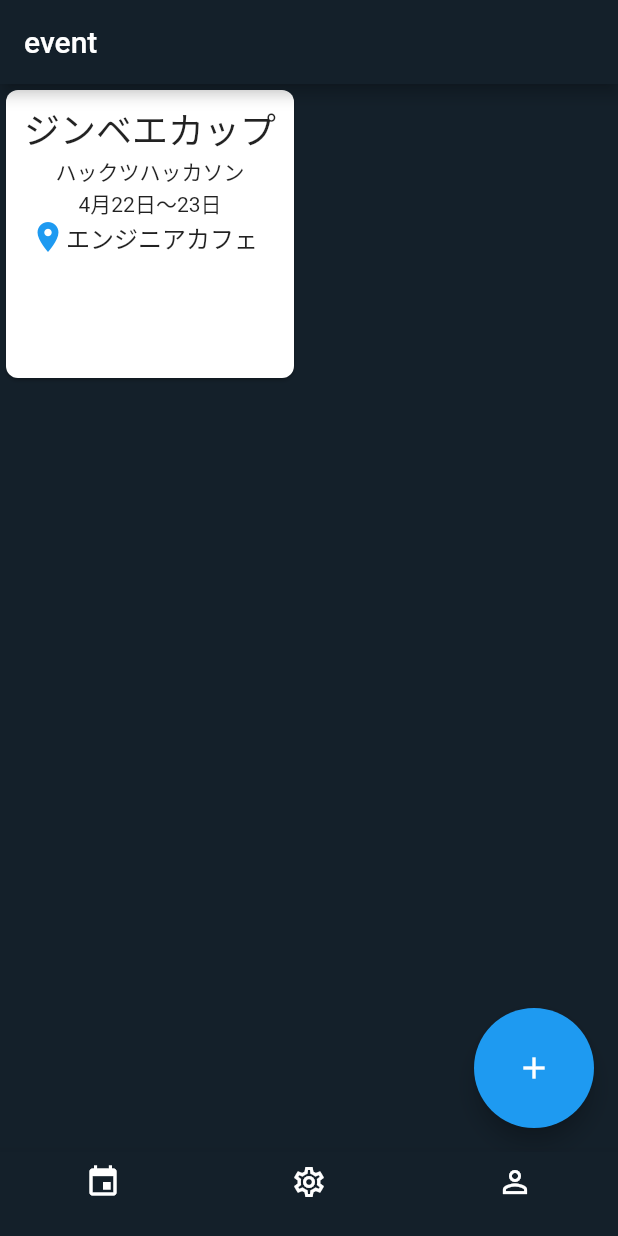
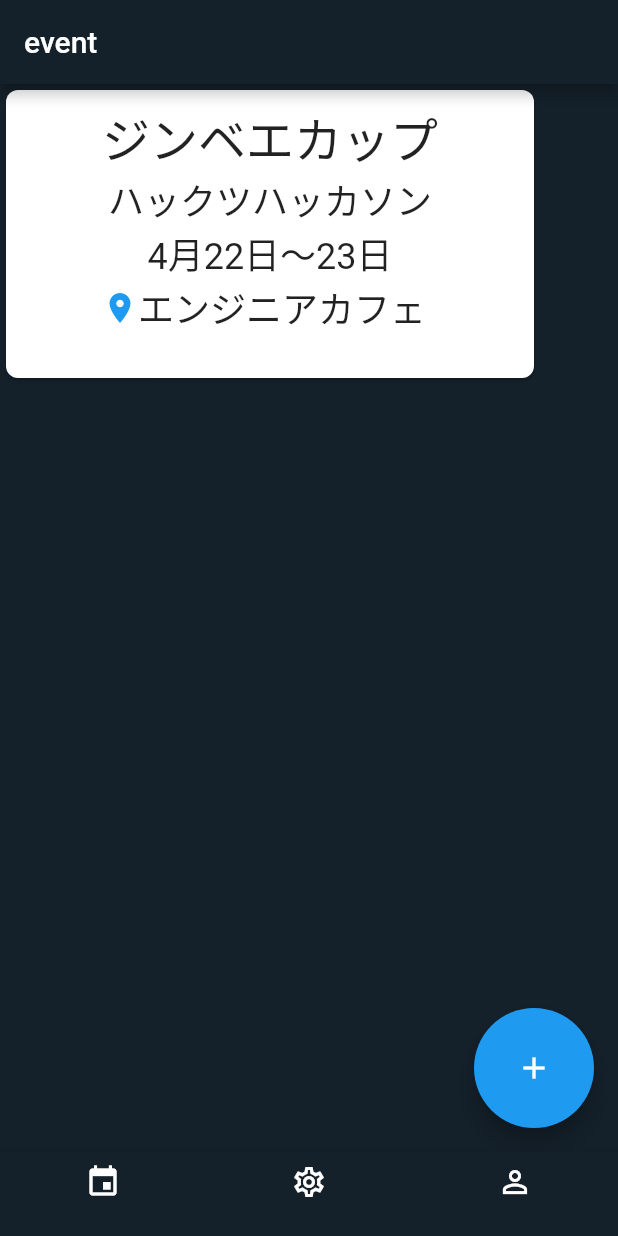
Before and after one commit to kyutech-programming-club/jinbeecup_frontend, a Flutter app: the screen it shows once a user with an empty profile is signed in, on a phone screen of 412 x 824 dp. Run offline on Flutter 3.47's test engine with Material 2 defaults, Android fonts, the phone set to English and light mode, and no system bars; our stand-ins replace firebase_auth, firebase_core; accounts and stored records are empty; Roboto replaces fonts that are missing (bold).

Commit message:
change format

```diff
--- a/lib/pages/event/component/event_card.dart
+++ b/lib/pages/event/component/event_card.dart
@@ -14,12 +14,13 @@ class EventCard extends StatelessWidget {
       },
       child: SizedBox(
         height: 200,
-        width: 200,
+        width: 360,
         child: Card(
           shape: RoundedRectangleBorder(
             borderRadius: BorderRadius.circular(8),
           ),
           color: ColorConstants.textColor,
+          child: Center(
             child: Column(
               children: [
                 const SizedBox(
@@ -28,17 +29,23 @@ class EventCard extends StatelessWidget {
                 const Text(
                   'ジンベエカップ',
                   style: TextStyle(
-                  fontSize: 24,
+                    fontSize: 32,
                     fontFamily: 'bold',
                   ),
                 ),
-              const Text('ハックツハッカソン'),
-              const Text('4月22日〜23日'),
+                const Text(
+                  'ハックツハッカソン',
+                  style: TextStyle(fontSize: 24),
+                ),
+                const Text(
+                  '4月22日〜23日',
+                  style: TextStyle(fontSize: 24),
+                ),
                 Padding(
                   padding: const EdgeInsets.only(
-                  left: 16.0,
-                  right: 8.0,
+                    left: 64,
                   ),
+                  child: Center(
                     child: Row(
                       children: [
                         Icon(
@@ -48,16 +55,18 @@ class EventCard extends StatelessWidget {
                         const Text(
                           'エンジニアカフェ',
                           style: TextStyle(
-                        fontSize: 16,
+                            fontSize: 24,
                           ),
                         )
                       ],
+                    ),
                   ),
                 ),
               ],
             ),
           ),
         ),
+      ),
     );
   }
 }
```
Lines whose indentation alone changed are shown as unchanged.
